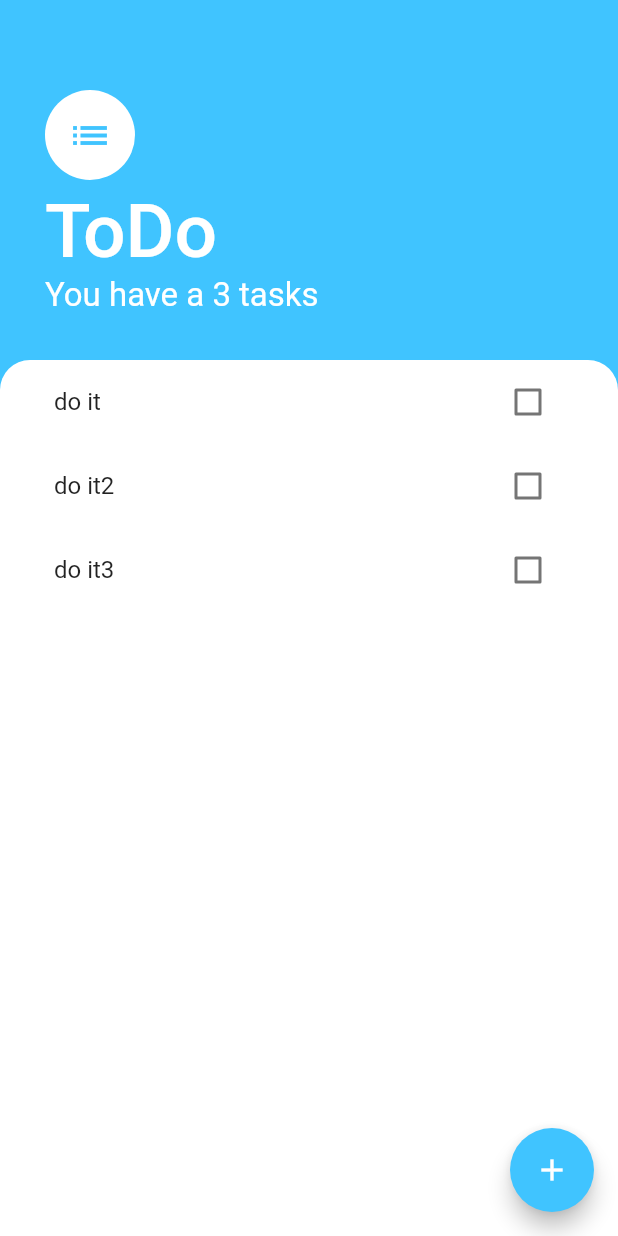
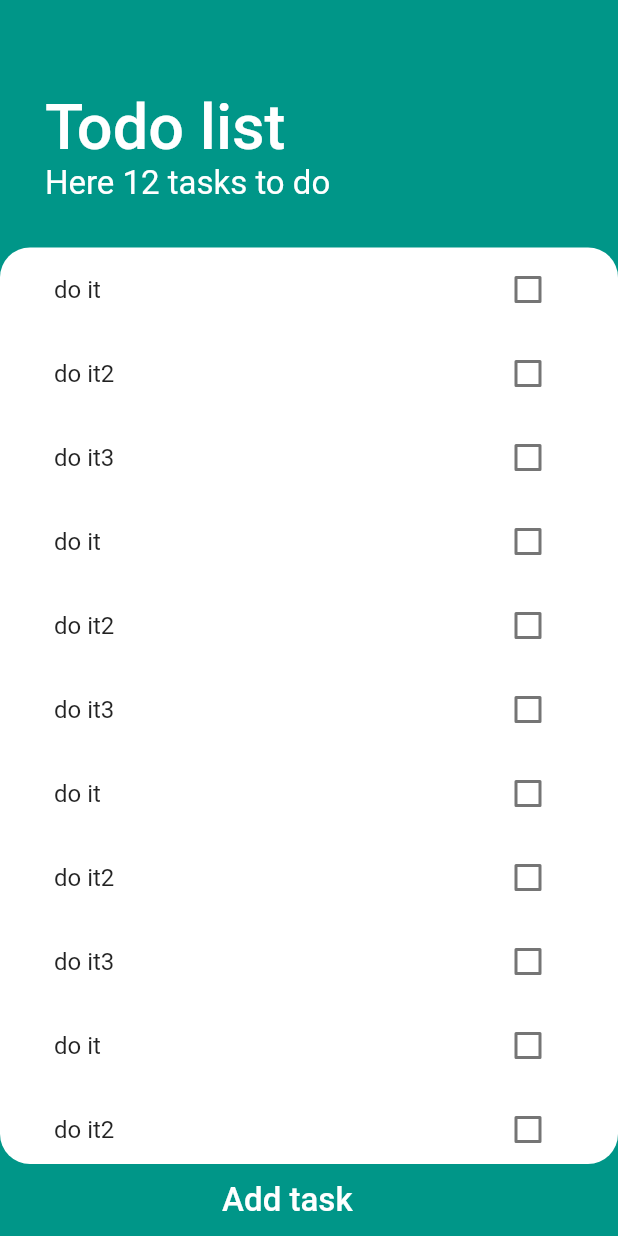
Before and after one commit to udrepo/todo_app, a Flutter app: the screen it shows after launch, on a phone screen of 412 x 824 dp. Run offline on Flutter 3.47's test engine with Material 2 defaults, Android fonts, the phone set to English and light mode, and no system bars.

Commit message:
minor changes

```diff
--- a/lib/models/task_data.dart
+++ b/lib/models/task_data.dart
@@ -3,6 +3,15 @@ import 'package:todo_app/models/task.dart';
 
 class TaskData extends ChangeNotifier{
   List<Task> _tasks = [
+    Task(name: 'do it', isDone: false),
+    Task(name: 'do it2', isDone: false),
+    Task(name: 'do it3', isDone: false),
+    Task(name: 'do it', isDone: false),
+    Task(name: 'do it2', isDone: false),
+    Task(name: 'do it3', isDone: false),
+    Task(name: 'do it', isDone: false),
+    Task(name: 'do it2', isDone: false),
+    Task(name: 'do it3', isDone: false),
     Task(name: 'do it', isDone: false),
     Task(name: 'do it2', isDone: false),
     Task(name: 'do it3', isDone: false),
--- a/lib/screens/add_task_screen.dart
+++ b/lib/screens/add_task_screen.dart
@@ -21,7 +21,7 @@ class AddTaskScreen extends StatelessWidget {
           children: [
             Text(
               'Add Task',
-              style: TextStyle(fontSize: 25, color: Colors.lightBlueAccent),
+              style: TextStyle(fontSize: 25, color: Colors.teal),
               textAlign: TextAlign.center,
             ),
             TextField(
@@ -35,7 +35,7 @@ class AddTaskScreen extends StatelessWidget {
                   Provider.of<TaskData>(context, listen: false).addTask(text);
                   Navigator.pop(context);
                 },
-                color: Colors.lightBlueAccent,
+                color: Colors.teal,
                 child: Text(
                   'Add',
                   style: TextStyle(color: Colors.white),
--- a/lib/screens/tasks_screen.dart
+++ b/lib/screens/tasks_screen.dart
@@ -13,7 +13,7 @@ class TasksScreen extends StatelessWidget {
     var providedTasks = Provider.of<TaskData>(context).tasks;
 
     return Scaffold(
-      backgroundColor: Colors.lightBlueAccent,
+      backgroundColor: Colors.teal,
       body: Column(
         crossAxisAlignment: CrossAxisAlignment.start,
         children: [
@@ -27,17 +27,12 @@ class TasksScreen extends StatelessWidget {
             child: Column(
               crossAxisAlignment: CrossAxisAlignment.start,
               children: [
-                CircleAvatar(
-                    backgroundColor: Colors.white,
-                    radius: 30,
-                    child: Icon(Icons.list, size: 30, color: Colors.lightBlueAccent,)),
-                SizedBox(height: 5,),
-                Text('ToDo', style: TextStyle(
-                  fontSize: 50,
+                Text('Todo list', style: TextStyle(
+                  fontSize: 42,
                   color: Colors.white,
                   fontWeight: FontWeight.w500
                 ),),
-                Text('You have a ${providedTasks.length} tasks', style: TextStyle(
+                Text('Here ${providedTasks.length} tasks to do', style: TextStyle(
                   color: Colors.white,
                   fontSize: 22
                 ),),
@@ -49,16 +44,14 @@ class TasksScreen extends StatelessWidget {
               padding: EdgeInsets.symmetric(horizontal: 20),
               decoration: BoxDecoration(
                   color: Colors.white,
-                  borderRadius: BorderRadius.only(topLeft: Radius.circular(20), topRight: Radius.circular(20))
+                  borderRadius: BorderRadius.all(Radius.circular(20))
               ),
               child: TasksList(),
             ),
-          )
-        ],
           ),
-      floatingActionButton: FloatingActionButton(
-        backgroundColor: Colors.lightBlueAccent,
-        child: Icon(Icons.add),
+          Container(
+            width: MediaQuery.of(context).size.width * 0.93,
+            child: TextButton(
               onPressed: () {
                 showModalBottomSheet(
                   isScrollControlled: true,
@@ -66,7 +59,16 @@ class TasksScreen extends StatelessWidget {
                   builder: (context) => AddTaskScreen(),
                 );
               },
+              child: Text("Add task", style: TextStyle(
+              color: Colors.white,
+                fontSize: 22
               ),
+              ),
+            ),
+          )
+        ],
+      ),
+
     );
   }
 }
```
Lines whose indentation alone changed are shown as unchanged.
